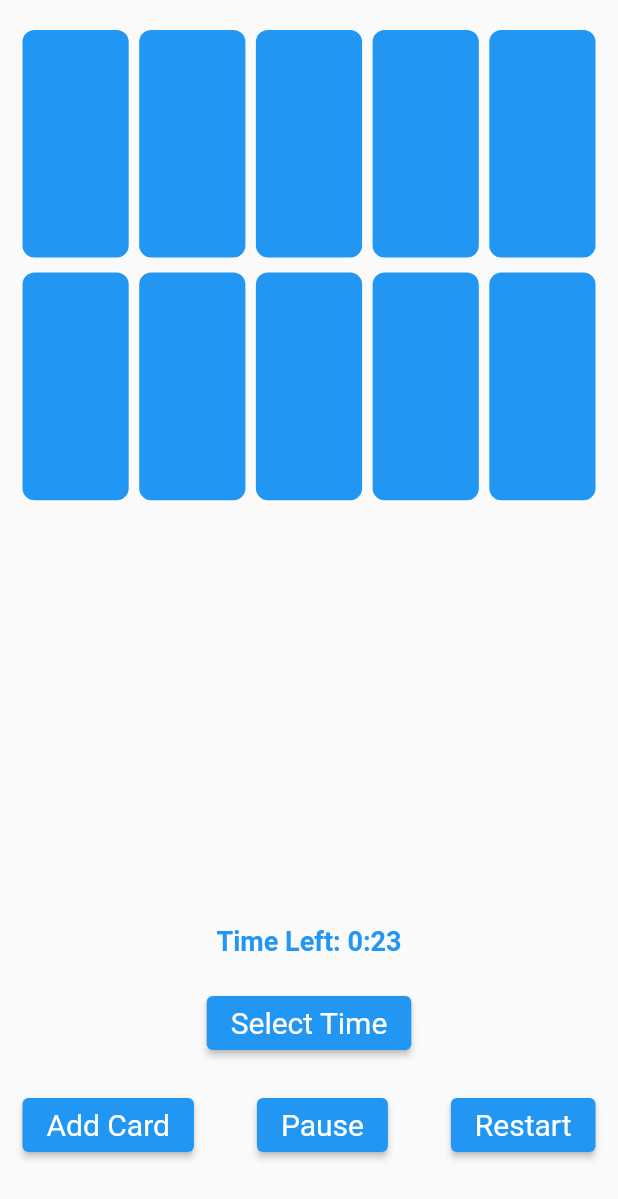
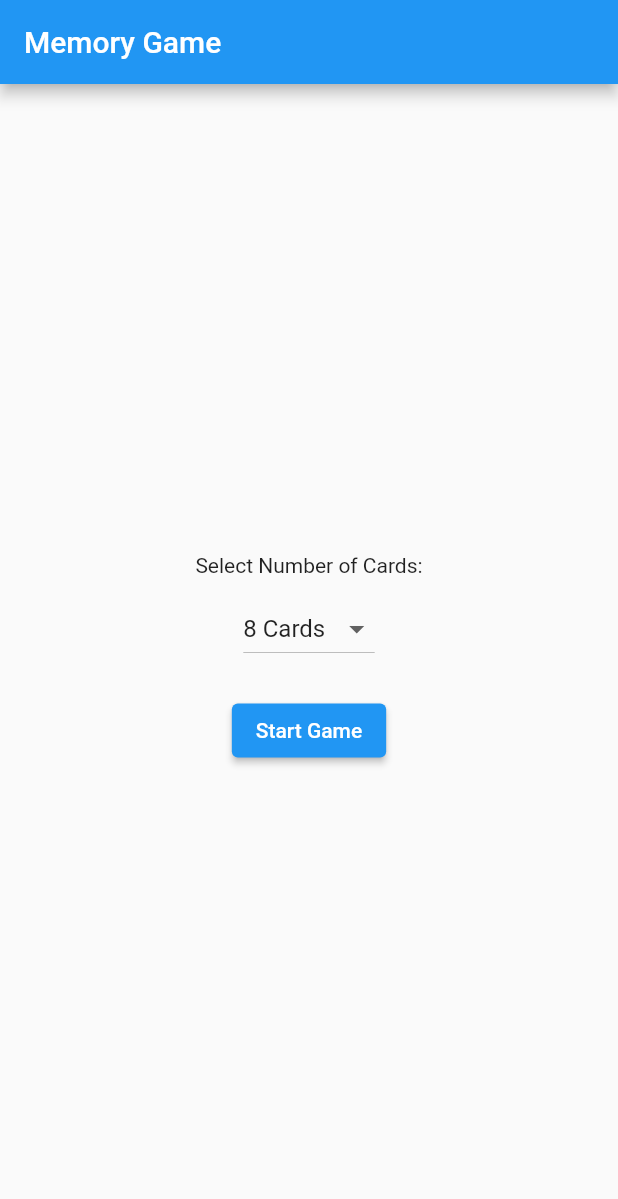
Before and after one commit to Konjuhi/memorie-game, a Flutter app: the screen it shows after launch, on a phone screen of 412 x 824 dp. Shown: the top 1199 px of the screen. Run offline on Flutter 3.47's test engine with Material 2 defaults, Android fonts, the phone set to English and light mode, and no system bars.

Commit message:
Implemented the option of adding cards before starting the game

```diff
--- a/lib/main.dart
+++ b/lib/main.dart
@@ -1,10 +1,6 @@
 import 'package:flutter/material.dart';
 import 'package:flutter/services.dart';
-import 'package:flutter_learn/screens/memory_game_screen.dart';
-import 'package:flutter_learn/widgets/dismiss_keyboard_widget.dart';
-import 'package:provider/provider.dart';
-
-import 'provider/memory_game_provider.dart';
+import 'package:flutter_learn/screens/card_selection_screen.dart';
 
 void main() {
   WidgetsFlutterBinding.ensureInitialized();
@@ -19,18 +15,12 @@ class MyApp extends StatelessWidget {
 
   @override
   Widget build(BuildContext context) {
-    final MemoryGameProvider viewModel = MemoryGameProvider();
-    return ChangeNotifierProvider(
-      create: (_) => viewModel,
-      child: DismissKeyboard(
-        child: MaterialApp(
-          debugShowCheckedModeBanner: false,
-          theme: ThemeData(
-            primarySwatch: Colors.blue,
-          ),
-          home: const MemoryGameScreen(),
-        ),
+    return MaterialApp(
+      debugShowCheckedModeBanner: false,
+      theme: ThemeData(
+        primarySwatch: Colors.blue,
       ),
+      home: const CardSelectionScreen(),
     );
   }
 }
--- a/lib/provider/memory_game_provider.dart
+++ b/lib/provider/memory_game_provider.dart
@@ -54,14 +54,20 @@ class MemoryGameProvider with ChangeNotifier {
 
   var newContent = emojis[Random().nextInt(emojis.length)];
 
-  static MemoryGameModel<String> createMemoryGame() {
+  MemoryGameProvider({
+    required int numberOfPairsOfCards,
+  }) {
+    model = createMemoryGame(numberOfPairsOfCards);
+  }
+
+  static MemoryGameModel<String> createMemoryGame(int numberOfPairsOfCards) {
     return MemoryGameModel(
-      numberOfPairsOfCards: 5,
+      numberOfPairsOfCards: numberOfPairsOfCards,
       createCardContent: (int pairIndex) => emojis[pairIndex],
     );
   }
 
-  final MemoryGameModel model = MemoryGameProvider.createMemoryGame();
+  late MemoryGameModel<String> model;
 
   List<CardModel>? get cards {
     return model.cards;
--- /dev/null
+++ b/lib/screens/card_selection_screen.dart
@@ -0,0 +1,64 @@
+import 'package:flutter/material.dart';
+import 'package:provider/provider.dart';
+
+import '../provider/memory_game_provider.dart';
+import '../widgets/custom_drop_down_button.dart';
+import '../widgets/dismiss_keyboard_widget.dart';
+import 'memory_game_screen.dart';
+
+class CardSelectionScreen extends StatefulWidget {
+  const CardSelectionScreen({Key? key}) : super(key: key);
+
+  @override
+  CardSelectionScreenState createState() => CardSelectionScreenState();
+}
+
+class CardSelectionScreenState extends State<CardSelectionScreen> {
+  int selectedCardCount = 8;
+
+  @override
+  Widget build(BuildContext context) {
+    return Scaffold(
+      appBar: AppBar(
+        title: const Text('Memory Game'),
+      ),
+      body: Center(
+        child: Column(
+          mainAxisAlignment: MainAxisAlignment.center,
+          children: [
+            const Text('Select Number of Cards:'),
+            const SizedBox(height: 10),
+            CustomDropdownButton(
+              value: selectedCardCount,
+              onChanged: (value) {
+                setState(() {
+                  selectedCardCount = value!;
+                });
+              },
+            ),
+            const SizedBox(height: 20),
+            ElevatedButton(
+              onPressed: () {
+                final MemoryGameProvider viewModel = MemoryGameProvider(
+                  numberOfPairsOfCards: selectedCardCount ~/ 2,
+                );
+                Navigator.push(
+                  context,
+                  MaterialPageRoute(
+                    builder: (context) => ChangeNotifierProvider(
+                      create: (_) => viewModel,
+                      child: const DismissKeyboard(
+                        child: MemoryGameScreen(),
+                      ),
+                    ),
+                  ),
+                );
+              },
+              child: const Text('Start Game'),
+            ),
+          ],
+        ),
+      ),
+    );
+  }
+}
--- /dev/null
+++ b/lib/widgets/custom_drop_down_button.dart
@@ -0,0 +1,30 @@
+import 'package:flutter/material.dart';
+
+import 'custom_drop_down_menu_item.dart';
+
+class CustomDropdownButton extends StatelessWidget {
+  final int value;
+  final ValueChanged<int?>? onChanged;
+
+  const CustomDropdownButton({
+    super.key,
+    required this.value,
+    required this.onChanged,
+  });
+
+  @override
+  Widget build(BuildContext context) {
+    return DropdownButton<int>(
+      value: value,
+      onChanged: onChanged,
+      items: [
+        CustomDropdownMenuItem(value: 4, text: '4 Cards'),
+        CustomDropdownMenuItem(value: 8, text: '8 Cards'),
+        CustomDropdownMenuItem(value: 12, text: '12 Cards'),
+        CustomDropdownMenuItem(value: 16, text: '16 Cards'),
+        CustomDropdownMenuItem(value: 20, text: '20 Cards'),
+        CustomDropdownMenuItem(value: 24, text: '24 Cards'),
+      ],
+    );
+  }
+}
--- /dev/null
+++ b/lib/widgets/custom_drop_down_menu_item.dart
@@ -0,0 +1,12 @@
+import 'package:flutter/material.dart';
+
+class CustomDropdownMenuItem extends DropdownMenuItem<int> {
+  CustomDropdownMenuItem({
+    super.key,
+    required int value,
+    required String text,
+  }) : super(
+          value: value,
+          child: Text(text),
+        );
+}
```
Also changed, not shown: 1 other file.
